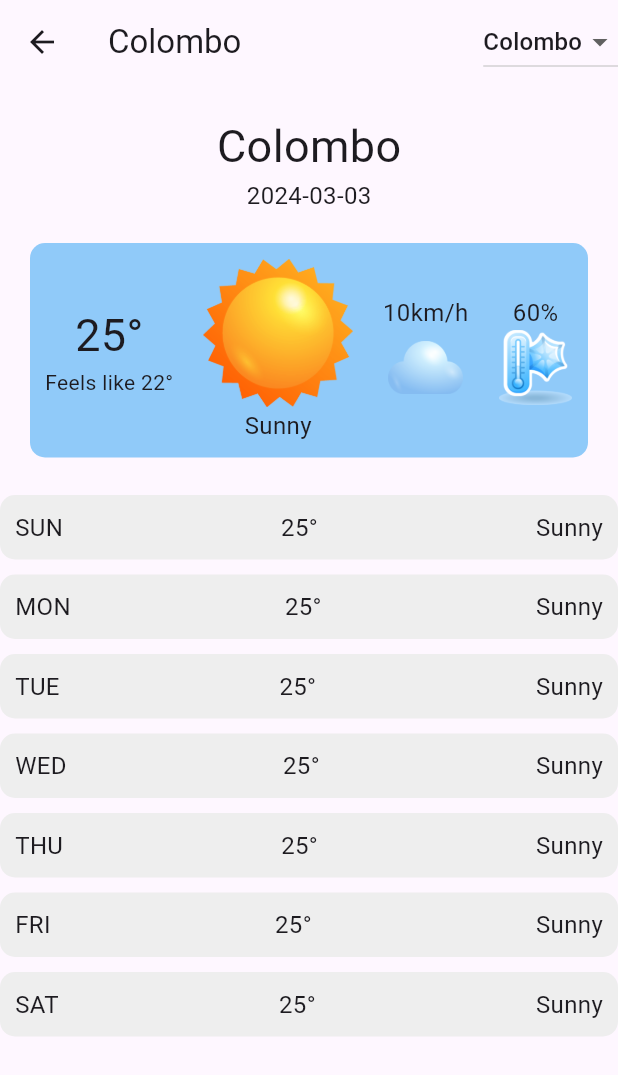
After one commit to Dinath01/Fludert, a Flutter app: the screen it shows after launch, after a tap on "Guest Login", on a phone screen of 412 x 824 dp. The commit adds this screen. Shown: the top 1075 px of the screen. Run offline on Flutter 3.47's test engine with Material 3 defaults, Android fonts, the phone set to English and light mode, and no system bars; our stand-ins replace animate_do, animated_splash_screen, flutter_inset_box_shadow, page_transition.

Commit message:
Home Page Implementation Try I

```diff
--- /dev/null
+++ b/lib/pages/home_page.dart
@@ -0,0 +1,190 @@
+import 'dart:math';
+
+import 'package:flutter/material.dart';
+import 'package:intl/intl.dart';
+
+void main() {
+  runApp(const MyApp());
+}
+
+class MyApp extends StatelessWidget {
+  const MyApp({Key? key}) : super(key: key);
+
+  @override
+  Widget build(BuildContext context) {
+    return MaterialApp(
+      title: 'Fludert',
+      theme: ThemeData(
+        primarySwatch: Colors.blue,
+      ),
+      home: const HomePage(),
+    );
+  }
+}
+
+class HomePage extends StatefulWidget {
+  const HomePage({Key? key}) : super(key: key);
+
+  @override
+  _HomePageState createState() => _HomePageState();
+}
+
+class _HomePageState extends State<HomePage> {
+  String location = 'Colombo';
+  List<String> cities = ['Colombo', 'Matara', 'Jaffna'];
+  List<dynamic> consolidatedWeatherList = List.generate(
+    7,
+    (index) => {
+      'id': Random().nextInt(1000),
+      'weather_state_name': 'Sunny',
+      'wind_speed': Random().nextInt(10) + 1,
+      'applicable_date': DateTime.now().add(Duration(days: index)).toString(),
+      'the_temp': Random().nextInt(30) + 15,
+    },
+  );
+
+void _changeLocation(String? newLocation) {
+  if (newLocation != null) {
+    setState(() {
+      location = newLocation;
+      consolidatedWeatherList = List.generate(
+        7,
+        (index) => {
+          'id': Random().nextInt(1000),
+          'weather_state_name': 'Sunny',
+          'wind_speed': Random().nextInt(10) + 1,
+          'applicable_date':
+              DateTime.now().add(Duration(days: index)).toString(),
+          'the_temp': Random().nextInt(30) + 15,
+        },
+      );
+    });
+  }
+}
+  @override
+  Widget build(BuildContext context) {
+    return Scaffold(
+      appBar: AppBar(
+        title: Text(location),
+        actions: [
+          DropdownButton<String>(
+            value: location,
+            onChanged: _changeLocation,
+            items: cities
+                .map<DropdownMenuItem<String>>((String value) {
+              return DropdownMenuItem<String>(
+                value: value,
+                child: Text(value),
+              );
+            }).toList(),
+          ),
+        ],
+      ),
+      body: Column(
+        children: [
+          Container(
+            padding: const EdgeInsets.all(20),
+            child: Column(
+              children: [
+                Text(
+                  location,
+                  style: TextStyle(fontSize: 30),
+                ),
+                Text(
+                  DateTime.now().toString().substring(0, 10),
+                  style: TextStyle(fontSize: 16),
+                ),
+                SizedBox(height: 20),
+                Container(
+                  padding: const EdgeInsets.all(10),
+                  decoration: BoxDecoration(
+                    color: Colors.blue[200],
+                    borderRadius: BorderRadius.circular(10),
+                  ),
+                  child: Row(
+                    mainAxisAlignment: MainAxisAlignment.spaceBetween,
+                    children: [
+                      Column(
+                        children: [
+                          Text(
+                            '25°',
+                            style: TextStyle(fontSize: 30),
+                          ),
+                          Text(
+                            'Feels like 22°',
+                            style: TextStyle(fontSize: 14),
+                          ),
+                        ],
+                      ),
+                      Column(
+                        children: [
+                          Image.asset('assets/images/clear.png',width: 100,height: 100,),
+                          Text(
+                            'Sunny',
+                            style: TextStyle(fontSize: 16),
+                          ),
+                        ],
+                      ),
+                      Column(
+                        children: [
+                          Text(
+                            '10km/h',
+                            style: TextStyle(fontSize: 16),
+                          ),
+                          Image.asset('assets/images/lightcloud.png',width: 50,height: 50,),
+                        ],
+                      ),
+                      Column(
+                        children: [
+                          Text(
+                            '60%',
+                            style: TextStyle(fontSize: 16),
+                          ),
+                          Image.asset('assets/images/humidity.png',width: 50,height: 50,),
+                        ],
+                      ),
+                    ],
+                  ),
+                ),
+              ],
+            ),
+          ),
+          Expanded(
+            child: ListView.builder(
+              itemCount: consolidatedWeatherList.length,
+              itemBuilder: (context, index) {
+                var weather = consolidatedWeatherList[index];
+                return Container(
+                  padding: const EdgeInsets.all(10),
+                  margin: const EdgeInsets.symmetric(vertical: 5),
+                  decoration: BoxDecoration(
+                    color: Colors.grey[200],
+                    borderRadius: BorderRadius.circular(10),
+                  ),
+                  child: Row(
+                    mainAxisAlignment: MainAxisAlignment.spaceBetween,
+                    children: [
+                      Text(
+                        DateFormat('EEE').format(DateTime.parse(
+                            weather['applicable_date'])).toUpperCase(),
+                        style: TextStyle(fontSize: 16),
+                      ),
+                      Text(
+                        '${weather['the_temp'].round()}°',
+                        style: TextStyle(fontSize: 16),
+                      ),
+                      Text(
+                        weather['weather_state_name'],
+                        style: TextStyle(fontSize: 16),
+                      ),
+                    ],
+                  ),
+                );
+              },
+            ),
+          ),
+        ],
+      ),
+    );
+  }
+}
--- a/lib/pages/login_page.dart
+++ b/lib/pages/login_page.dart
@@ -1,4 +1,5 @@
 import 'package:fludert/assets/signup_screen.dart';
+import 'package:fludert/pages/home_page.dart';
 import 'package:flutter/material.dart';
 import 'package:animate_do/animate_do.dart';
 
@@ -186,8 +187,34 @@ class LoginPage extends StatelessWidget {
                       height: 20,
                     ),
                     FadeInUp(
-                      duration: Duration(milliseconds: 2100),
-                      child: buildButton("Guest Login"),
+                      duration: Duration(milliseconds: 1900),
+                      child: Container(
+                        height: 50,
+                        decoration: BoxDecoration(
+                            borderRadius: BorderRadius.circular(10),
+                            gradient: LinearGradient(colors: [
+                              Color.fromRGBO(143, 148, 251, 1),
+                              Color.fromRGBO(143, 148, 251, .6),
+                            ])),
+                        child: InkWell(
+                          onTap: () {
+                            Navigator.push(
+                              context,
+                              MaterialPageRoute(
+                                builder: (context) => HomePage(),
+                              ),
+                            );
+                          },
+                          child: Center(
+                            child: Text(
+                              "Guest Login",
+                              style: TextStyle(
+                                  color: Colors.white,
+                                  fontWeight: FontWeight.bold),
+                            ),
+                          ),
+                        ),
+                      ),
                     ),
                     SizedBox(
                       height: 20,
--- a/pubspec.yaml
+++ b/pubspec.yaml
@@ -37,6 +37,8 @@ dependencies:
   cupertino_icons: ^1.0.2
   flutter_inset_box_shadow: ^1.0.8
   animate_do: ^3.3.3
+  intl: ^0.19.0
+  http: ^1.2.1
 
 dev_dependencies:
   flutter_test:
```
Also changed, not shown: assets/images/clear.png (added), assets/images/heavycloud.png (added), assets/images/heavyrain.png (added), assets/images/humidity.png (added), assets/images/lightcloud.png (added), assets/images/lightrain.png (added), assets/images/max-temp.png (added), assets/images/snow.png (added), assets/images/windspeed.png (added), pubspec.lock.
